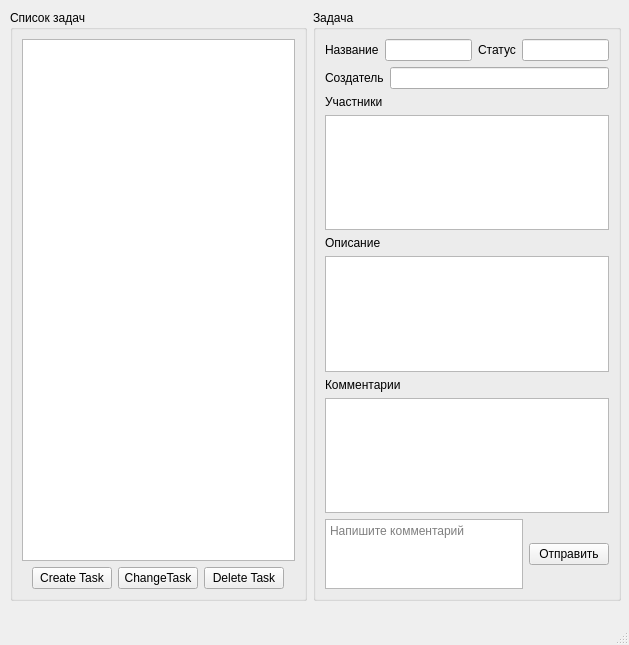
Old version of the form gui/main.ui in the repository GrSerg/client.
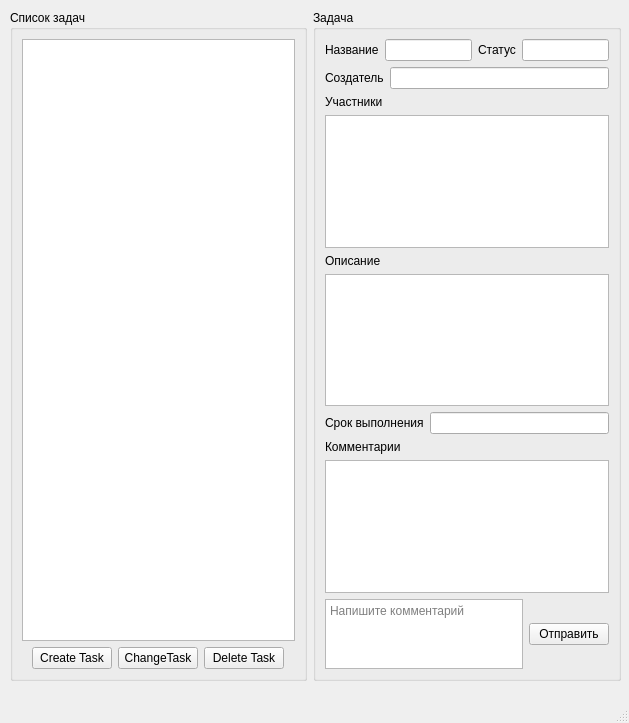
New version of the form.

Commit message: Добавил поле срока выполнения

The edit to the form file:
```diff
--- a/gui/main.ui
+++ b/gui/main.ui
@@ -7,20 +7,20 @@
     <x>0</x>
     <y>0</y>
     <width>629</width>
-    <height>645</height>
+    <height>723</height>
    </rect>
   </property>
   <property name="windowTitle">
    <string>MainWindow</string>
   </property>
   <widget class="QWidget" name="centralwidget">
-   <widget class="QWidget" name="">
+   <widget class="QWidget" name="layoutWidget">
     <property name="geometry">
      <rect>
       <x>10</x>
       <y>10</y>
       <width>611</width>
-      <height>591</height>
+      <height>671</height>
      </rect>
     </property>
     <layout class="QGridLayout" name="gridLayout_2">
@@ -107,6 +107,44 @@
           </item>
          </layout>
         </item>
+        <item row="6" column="4">
+         <layout class="QVBoxLayout" name="verticalLayout_4">
+          <item>
+           <widget class="QLabel" name="label_6">
+            <property name="text">
+             <string>Комментарии</string>
+            </property>
+           </widget>
+          </item>
+          <item>
+           <widget class="QListView" name="listView_3"/>
+          </item>
+          <item>
+           <layout class="QHBoxLayout" name="horizontalLayout_4">
+            <item alignment="Qt::AlignBottom">
+             <widget class="QTextEdit" name="textEdit">
+              <property name="autoFillBackground">
+               <bool>false</bool>
+              </property>
+              <property name="documentTitle">
+               <string/>
+              </property>
+              <property name="placeholderText">
+               <string>Напишите комментарий</string>
+              </property>
+             </widget>
+            </item>
+            <item>
+             <widget class="QPushButton" name="addComment">
+              <property name="text">
+               <string>Отправить</string>
+              </property>
+             </widget>
+            </item>
+           </layout>
+          </item>
+         </layout>
+        </item>
         <item row="3" column="4">
          <layout class="QVBoxLayout" name="verticalLayout">
           <item>
@@ -160,40 +198,16 @@
          </layout>
         </item>
         <item row="5" column="4">
-         <layout class="QVBoxLayout" name="verticalLayout_4">
+         <layout class="QHBoxLayout" name="horizontalLayout_6">
           <item>
-           <widget class="QLabel" name="label_6">
+           <widget class="QLabel" name="label_7">
             <property name="text">
-             <string>Комментарии</string>
+             <string>Срок выполнения</string>
             </property>
            </widget>
           </item>
           <item>
-           <widget class="QListView" name="listView_3"/>
-          </item>
-          <item>
-           <layout class="QHBoxLayout" name="horizontalLayout_4">
-            <item alignment="Qt::AlignBottom">
-             <widget class="QTextEdit" name="textEdit">
-              <property name="autoFillBackground">
-               <bool>false</bool>
-              </property>
-              <property name="documentTitle">
-               <string/>
-              </property>
-              <property name="placeholderText">
-               <string>Напишите комментарий</string>
-              </property>
-             </widget>
-            </item>
-            <item>
-             <widget class="QPushButton" name="addComment">
-              <property name="text">
-               <string>Отправить</string>
-              </property>
-             </widget>
-            </item>
-           </layout>
+           <widget class="QLineEdit" name="lineEdit_4"/>
           </item>
          </layout>
         </item>
```
